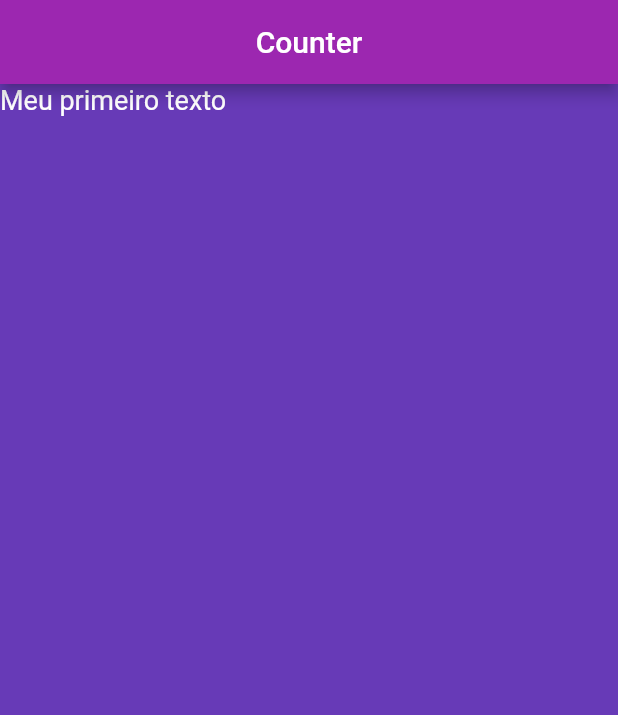
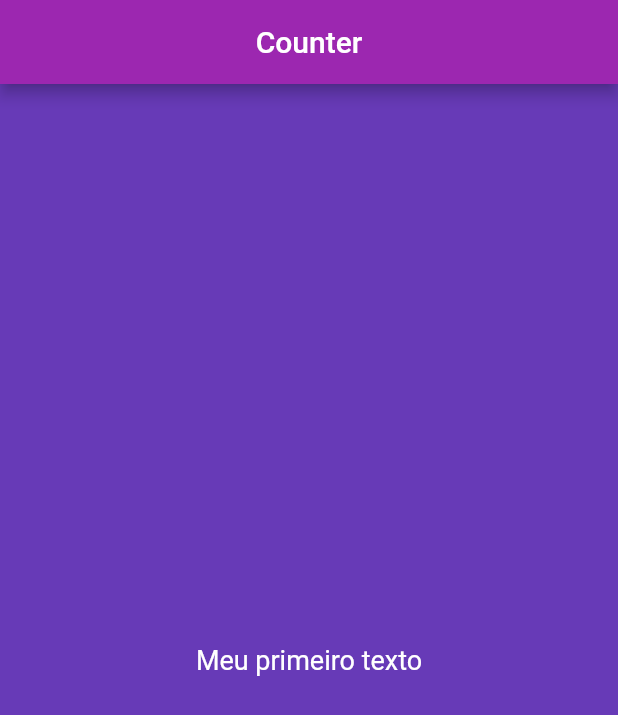
Before and after one commit to jeff5m/flutter-test, a Flutter app: the screen it shows after launch, on a phone screen of 412 x 824 dp. Shown: the top 715 px of the screen. Run offline on Flutter 3.47's test engine with Material 2 defaults, Android fonts, the phone set to English and light mode, and no system bars.

Commit message:
add: center text on the screen

```diff
--- a/lib/main.dart
+++ b/lib/main.dart
@@ -24,10 +24,11 @@ class HomePage extends StatelessWidget {
           title: Text("Counter"),
           centerTitle: true,
         ),
-      body: Text(
+        body: Center(
+          child: Text(
             "Meu primeiro texto",
             style: TextStyle(color: Colors.white, fontSize: 18),
           ),
-    );
+        ));
   }
 }
```
Lines whose indentation alone changed are shown as unchanged.
